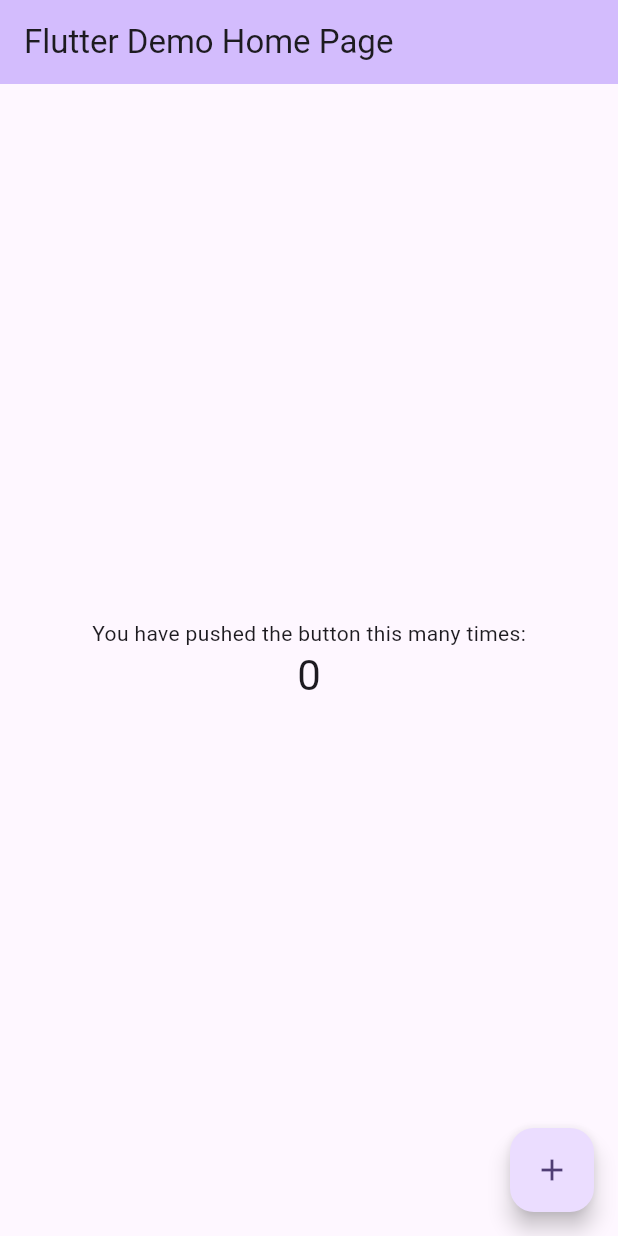
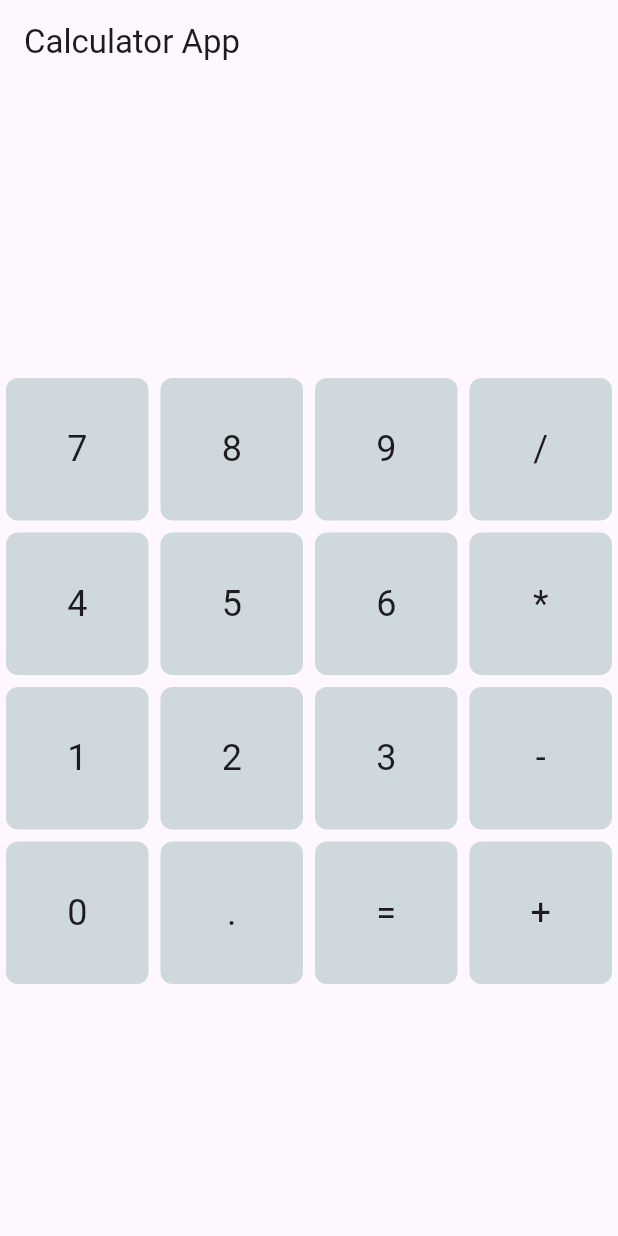
Before and after one commit to abdulbasith007/Calculator-App---Flutter, a Flutter app: the screen it shows after launch, on a phone screen of 412 x 824 dp. Run offline on Flutter 3.47's test engine with Material 3 defaults, Android fonts, the phone set to English and light mode, and no system bars.

Commit message:
Added basic layout of the calculator, adding all the numbers and the operators

```diff
--- a/lib/main.dart
+++ b/lib/main.dart
@@ -1,125 +1,79 @@
 import 'package:flutter/material.dart';
 
 void main() {
-  runApp(const MyApp());
+  runApp(CalculatorApp());
 }
 
-class MyApp extends StatelessWidget {
-  const MyApp({super.key});
-
-  // This widget is the root of your application.
+class CalculatorApp extends StatelessWidget {
   @override
   Widget build(BuildContext context) {
     return MaterialApp(
-      title: 'Flutter Demo',
-      theme: ThemeData(
-        // This is the theme of your application.
-        //
-        // TRY THIS: Try running your application with "flutter run". You'll see
-        // the application has a purple toolbar. Then, without quitting the app,
-        // try changing the seedColor in the colorScheme below to Colors.green
-        // and then invoke "hot reload" (save your changes or press the "hot
-        // reload" button in a Flutter-supported IDE, or press "r" if you used
-        // the command line to start the app).
-        //
-        // Notice that the counter didn't reset back to zero; the application
-        // state is not lost during the reload. To reset the state, use hot
-        // restart instead.
-        //
-        // This works for code too, not just values: Most code changes can be
-        // tested with just a hot reload.
-        colorScheme: ColorScheme.fromSeed(seedColor: Colors.deepPurple),
-        useMaterial3: true,
-      ),
-      home: const MyHomePage(title: 'Flutter Demo Home Page'),
+      home: CalculatorHome(),
     );
   }
 }
 
-class MyHomePage extends StatefulWidget {
-  const MyHomePage({super.key, required this.title});
-
-  // This widget is the home page of your application. It is stateful, meaning
-  // that it has a State object (defined below) that contains fields that affect
-  // how it looks.
-
-  // This class is the configuration for the state. It holds the values (in this
-  // case the title) provided by the parent (in this case the App widget) and
-  // used by the build method of the State. Fields in a Widget subclass are
-  // always marked "final".
-
-  final String title;
-
+class CalculatorHome extends StatefulWidget {
   @override
-  State<MyHomePage> createState() => _MyHomePageState();
+  _CalculatorHomeState createState() => _CalculatorHomeState();
 }
 
-class _MyHomePageState extends State<MyHomePage> {
-  int _counter = 0;
-
-  void _incrementCounter() {
-    setState(() {
-      // This call to setState tells the Flutter framework that something has
-      // changed in this State, which causes it to rerun the build method below
-      // so that the display can reflect the updated values. If we changed
-      // _counter without calling setState(), then the build method would not be
-      // called again, and so nothing would appear to happen.
-      _counter++;
-    });
-  }
+class _CalculatorHomeState extends State<CalculatorHome> {
+  String display = "";
 
   @override
   Widget build(BuildContext context) {
-    // This method is rerun every time setState is called, for instance as done
-    // by the _incrementCounter method above.
-    //
-    // The Flutter framework has been optimized to make rerunning build methods
-    // fast, so that you can just rebuild anything that needs updating rather
-    // than having to individually change instances of widgets.
     return Scaffold(
-      appBar: AppBar(
-        // TRY THIS: Try changing the color here to a specific color (to
-        // Colors.amber, perhaps?) and trigger a hot reload to see the AppBar
-        // change color while the other colors stay the same.
-        backgroundColor: Theme.of(context).colorScheme.inversePrimary,
-        // Here we take the value from the MyHomePage object that was created by
-        // the App.build method, and use it to set our appbar title.
-        title: Text(widget.title),
+      appBar: AppBar(title: Text('Calculator App')),
+      body: Column(
+        children: <Widget>[
+          Expanded(
+            flex: 1,
+            child: Container(
+              alignment: Alignment.centerRight,
+              padding: EdgeInsets.all(20),
+              child: Text(
+                display,
+                style: TextStyle(fontSize: 48),
+              ),
+            ),
+          ),
+          Expanded(
+            flex: 3,
+            child: GridView.count(
+              crossAxisCount: 4,
+              children: [
+                ...['7', '8', '9', '/'].map(buildButton),
+                ...['4', '5', '6', '*'].map(buildButton),
+                ...['1', '2', '3', '-'].map(buildButton),
+                ...['0', '.', '=', '+'].map(buildButton),
+              ],
+            ),
+          ),
+        ],
       ),
-      body: Center(
-        // Center is a layout widget. It takes a single child and positions it
-        // in the middle of the parent.
-        child: Column(
-          // Column is also a layout widget. It takes a list of children and
-          // arranges them vertically. By default, it sizes itself to fit its
-          // children horizontally, and tries to be as tall as its parent.
-          //
-          // Column has various properties to control how it sizes itself and
-          // how it positions its children. Here we use mainAxisAlignment to
-          // center the children vertically; the main axis here is the vertical
-          // axis because Columns are vertical (the cross axis would be
-          // horizontal).
-          //
-          // TRY THIS: Invoke "debug painting" (choose the "Toggle Debug Paint"
-          // action in the IDE, or press "p" in the console), to see the
-          // wireframe for each widget.
-          mainAxisAlignment: MainAxisAlignment.center,
-          children: <Widget>[
-            const Text(
-              'You have pushed the button this many times:',
-            ),
-            Text(
-              '$_counter',
-              style: Theme.of(context).textTheme.headlineMedium,
-            ),
-          ],
+    );
+  }
+
+  Widget buildButton(String label) {
+    return InkWell(
+      onTap: () {
+        setState(() {
+          display += label;
+        });
+      },
+      child: Container(
+        margin: EdgeInsets.all(4),
+        decoration: BoxDecoration(
+          color: Colors.blueGrey[100],
+          borderRadius: BorderRadius.circular(8),
+        ),
+        alignment: Alignment.center,
+        child: Text(
+          label,
+          style: TextStyle(fontSize: 24),
         ),
       ),
-      floatingActionButton: FloatingActionButton(
-        onPressed: _incrementCounter,
-        tooltip: 'Increment',
-        child: const Icon(Icons.add),
-      ), // This trailing comma makes auto-formatting nicer for build methods.
     );
   }
 }
```
